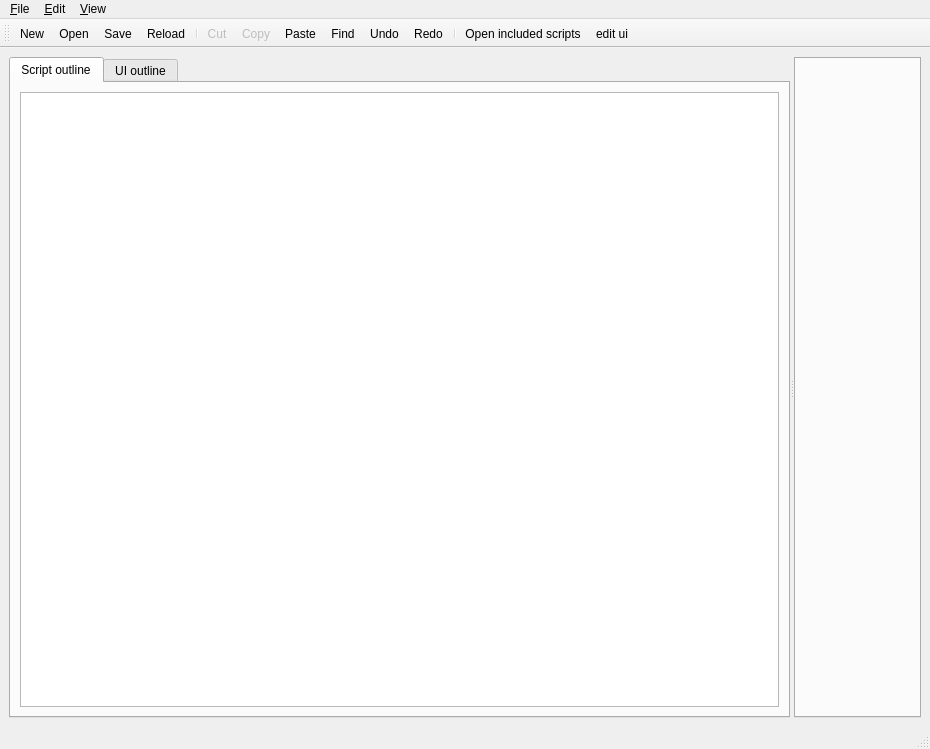
This is ScriptCommunicator/ScriptEditor/mainwindow.ui in szieke/ScriptCommunicator_serial-terminal as Qt 5 draws it before an edit. The edited form follows.
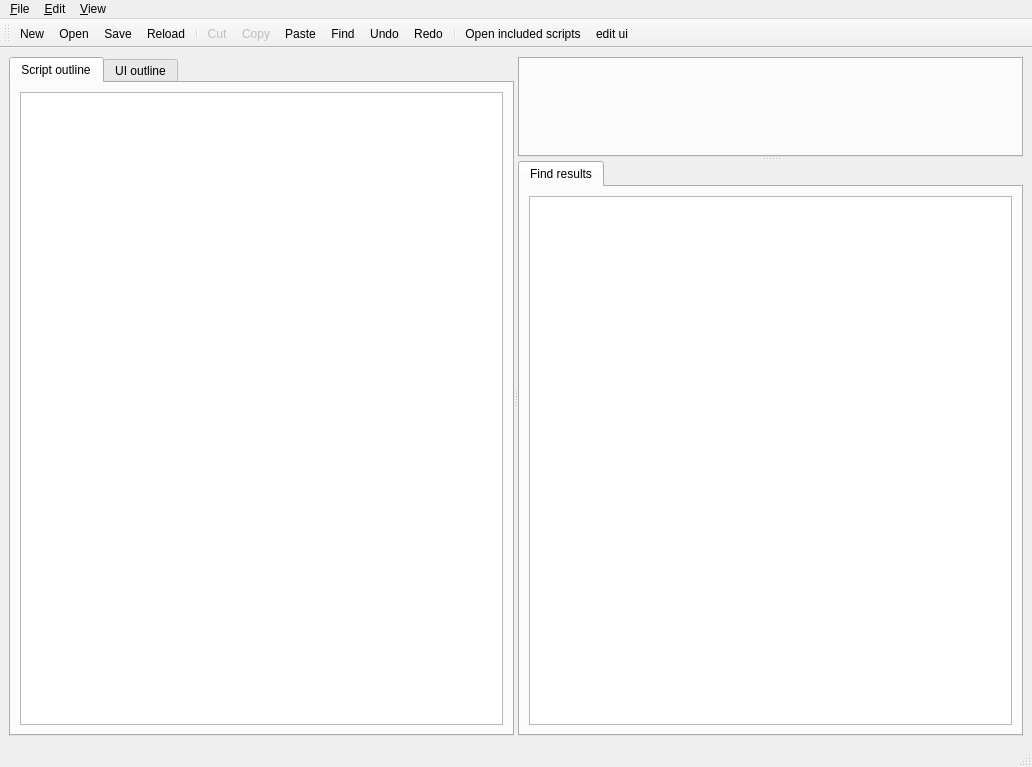
This is the edited form. Icons and pictures are not drawn.

Patch:
```diff
--- a/ScriptCommunicator/ScriptEditor/mainwindow.ui
+++ b/ScriptCommunicator/ScriptEditor/mainwindow.ui
@@ -6,15 +6,15 @@
    <rect>
     <x>0</x>
     <y>0</y>
-    <width>930</width>
-    <height>749</height>
+    <width>1032</width>
+    <height>767</height>
    </rect>
   </property>
   <property name="windowTitle">
    <string>MainWindow</string>
   </property>
   <widget class="QWidget" name="centralwidget">
-   <layout class="QVBoxLayout" name="verticalLayout">
+   <layout class="QVBoxLayout" name="verticalLayout_3">
     <item>
      <widget class="QSplitter" name="splitter">
       <property name="orientation">
@@ -75,6 +75,10 @@
         </layout>
        </widget>
       </widget>
+      <widget class="QSplitter" name="splitter2">
+       <property name="orientation">
+        <enum>Qt::Vertical</enum>
+       </property>
       <widget class="QTabWidget" name="documentsTabWidget">
        <property name="minimumSize">
         <size>
@@ -89,6 +93,34 @@
         <bool>true</bool>
        </property>
       </widget>
+       <widget class="QTabWidget" name="infoTabWidget">
+        <property name="currentIndex">
+         <number>0</number>
+        </property>
+        <widget class="QWidget" name="findTab">
+         <attribute name="title">
+          <string>Find results</string>
+         </attribute>
+         <layout class="QVBoxLayout" name="verticalLayout">
+          <item>
+           <widget class="QTreeWidget" name="findResults">
+            <property name="expandsOnDoubleClick">
+             <bool>false</bool>
+            </property>
+            <attribute name="headerVisible">
+             <bool>false</bool>
+            </attribute>
+            <column>
+             <property name="text">
+              <string notr="true">1</string>
+             </property>
+            </column>
+           </widget>
+          </item>
+         </layout>
+        </widget>
+       </widget>
+      </widget>
      </widget>
     </item>
    </layout>
@@ -98,7 +130,7 @@
     <rect>
      <x>0</x>
      <y>0</y>
-     <width>930</width>
+     <width>1032</width>
      <height>21</height>
     </rect>
    </property>
```
Left out of the diff: 2 changed lines with no effect on the pictures. Lines whose indentation alone changed are shown as unchanged.
